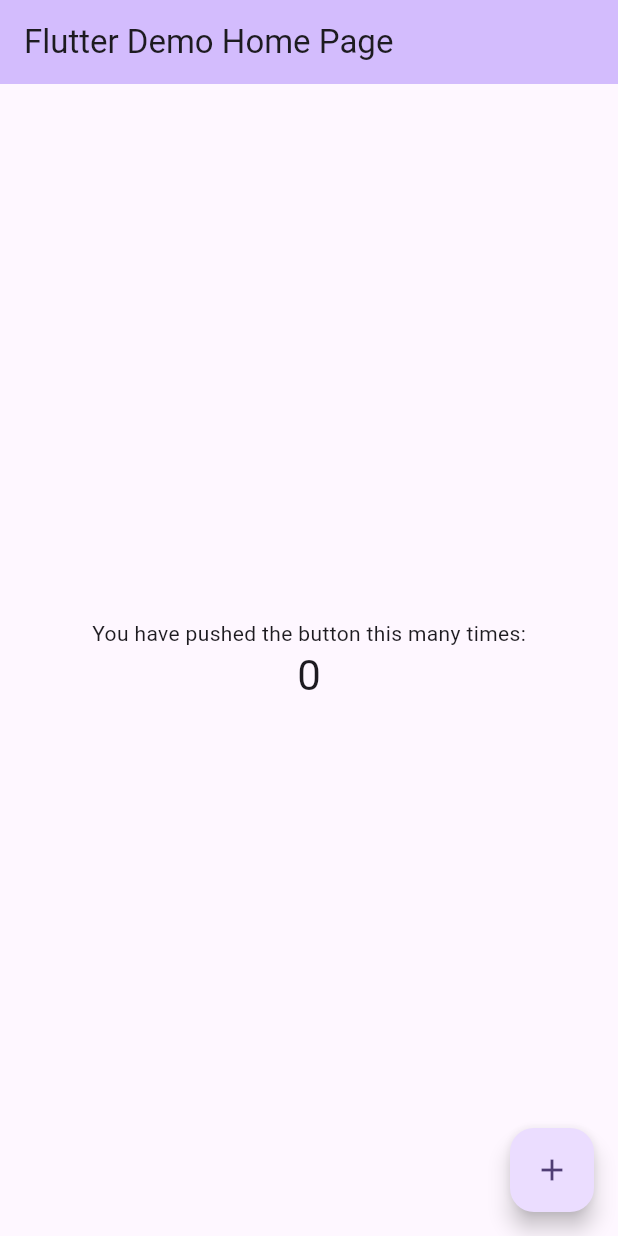
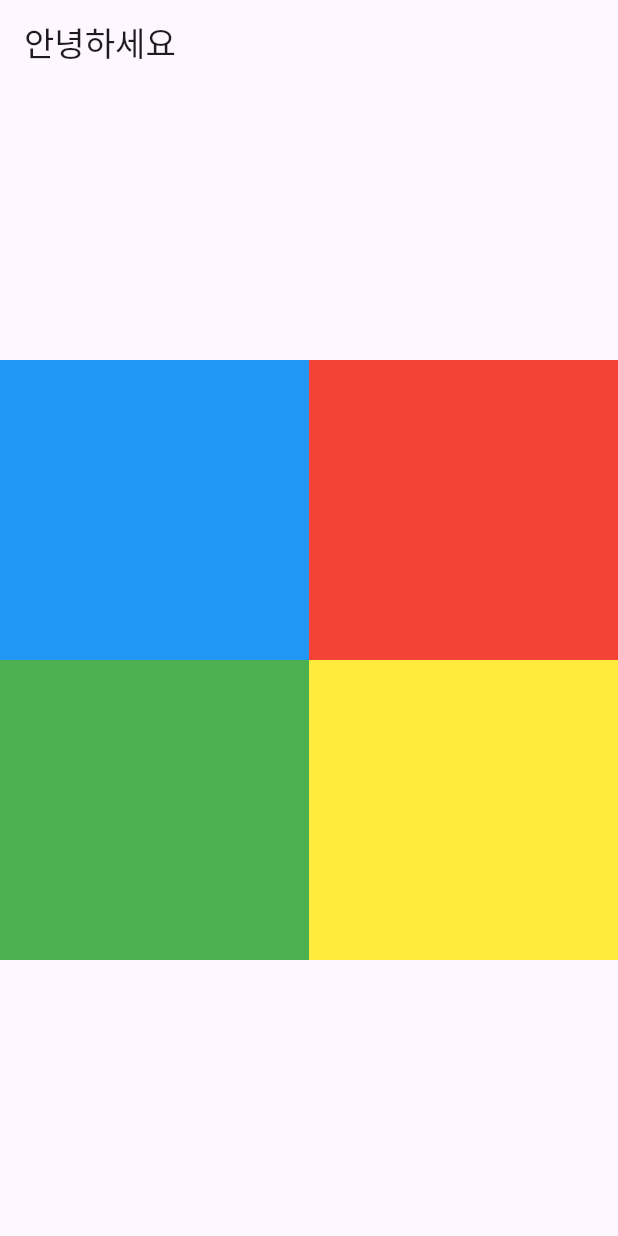
Before and after one commit to jun7054/chungju_fluter, a Flutter app: the screen it shows after launch, on a phone screen of 412 x 824 dp. Run offline on Flutter 3.47's test engine with Material 3 defaults, Android fonts, the phone set to English and light mode, and no system bars.

Commit message:
ggyfutt7r8f

```diff
--- a/lib/main.dart
+++ b/lib/main.dart
@@ -13,110 +13,65 @@ class MyApp extends StatelessWidget {
     return MaterialApp(
       title: 'Flutter Demo',
       theme: ThemeData(
-        // This is the theme of your application.
-        //
-        // TRY THIS: Try running your application with "flutter run". You'll see
-        // the application has a purple toolbar. Then, without quitting the app,
-        // try changing the seedColor in the colorScheme below to Colors.green
-        // and then invoke "hot reload" (save your changes or press the "hot
-        // reload" button in a Flutter-supported IDE, or press "r" if you used
-        // the command line to start the app).
-        //
-        // Notice that the counter didn't reset back to zero; the application
-        // state is not lost during the reload. To reset the state, use hot
-        // restart instead.
-        //
-        // This works for code too, not just values: Most code changes can be
-        // tested with just a hot reload.
         colorScheme: ColorScheme.fromSeed(seedColor: Colors.deepPurple),
       ),
-      home: const MyHomePage(title: 'Flutter Demo Home Page'),
+      home: const MyHomePage(),
     );
   }
 }
 
 class MyHomePage extends StatefulWidget {
-  const MyHomePage({super.key, required this.title});
-
-  // This widget is the home page of your application. It is stateful, meaning
-  // that it has a State object (defined below) that contains fields that affect
-  // how it looks.
-
-  // This class is the configuration for the state. It holds the values (in this
-  // case the title) provided by the parent (in this case the App widget) and
-  // used by the build method of the State. Fields in a Widget subclass are
-  // always marked "final".
-
-  final String title;
+  const MyHomePage({super.key});
 
   @override
   State<MyHomePage> createState() => _MyHomePageState();
 }
 
 class _MyHomePageState extends State<MyHomePage> {
-  int _counter = 0;
-
-  void _incrementCounter() {
-    setState(() {
-      // This call to setState tells the Flutter framework that something has
-      // changed in this State, which causes it to rerun the build method below
-      // so that the display can reflect the updated values. If we changed
-      // _counter without calling setState(), then the build method would not be
-      // called again, and so nothing would appear to happen.
-      _counter++;
-    });
-  }
-
   @override
   Widget build(BuildContext context) {
-    // This method is rerun every time setState is called, for instance as done
-    // by the _incrementCounter method above.
-    //
-    // The Flutter framework has been optimized to make rerunning build methods
-    // fast, so that you can just rebuild anything that needs updating rather
-    // than having to individually change instances of widgets.
     return Scaffold(
-      appBar: AppBar(
-        // TRY THIS: Try changing the color here to a specific color (to
-        // Colors.amber, perhaps?) and trigger a hot reload to see the AppBar
-        // change color while the other colors stay the same.
-        backgroundColor: Theme.of(context).colorScheme.inversePrimary,
-        // Here we take the value from the MyHomePage object that was created by
-        // the App.build method, and use it to set our appbar title.
-        title: Text(widget.title),
-      ),
-      body: Center(
-        // Center is a layout widget. It takes a single child and positions it
-        // in the middle of the parent.
-        child: Column(
-          // Column is also a layout widget. It takes a list of children and
-          // arranges them vertically. By default, it sizes itself to fit its
-          // children horizontally, and tries to be as tall as its parent.
-          //
-          // Column has various properties to control how it sizes itself and
-          // how it positions its children. Here we use mainAxisAlignment to
-          // center the children vertically; the main axis here is the vertical
-          // axis because Columns are vertical (the cross axis would be
-          // horizontal).
-          //
-          // TRY THIS: Invoke "debug painting" (choose the "Toggle Debug Paint"
-          // action in the IDE, or press "p" in the console), to see the
-          // wireframe for each widget.
-          mainAxisAlignment: MainAxisAlignment.center,
-          children: <Widget>[
-            const Text('You have pushed the button this many times:'),
-            Text(
-              '$_counter',
-              style: Theme.of(context).textTheme.headlineMedium,
-            ),
-          ],
+        appBar: AppBar(
+            title: const Text("안녕하세요")
         ),
-      ),
-      floatingActionButton: FloatingActionButton(
-        onPressed: _incrementCounter,
-        tooltip: 'Increment',
-        child: const Icon(Icons.add),
-      ), // This trailing comma makes auto-formatting nicer for build methods.
+        body: Container(
+          alignment: Alignment.center,
+          child: Column(
+            mainAxisAlignment: MainAxisAlignment.center,
+            children: [
+              Row(
+                mainAxisAlignment: MainAxisAlignment.center,
+                children: [
+                  Container(
+                    width: MediaQuery.of(context).size.width / 2,
+                    height: 200,
+                    color: Colors.blue,
+                  ),
+                  Container(
+                    width: MediaQuery.of(context).size.width / 2,
+                    height: 200,
+                    color: Colors.red,
+                  )
+                ],
+              ),
+              Row(
+                mainAxisAlignment: MainAxisAlignment.center,
+                children: [
+                  Container(
+                    width: MediaQuery.of(context).size.width / 2,
+                    height: 200,
+                    color: Colors.green,
+                  ),
+                  Container(
+                    width: MediaQuery.of(context).size.width / 2,
+                    height: 200,
+                    color: Colors.yellow,
+                  )
+                ],
+              ),
+            ],
+          )
+        )
     );
   }
 }
```
